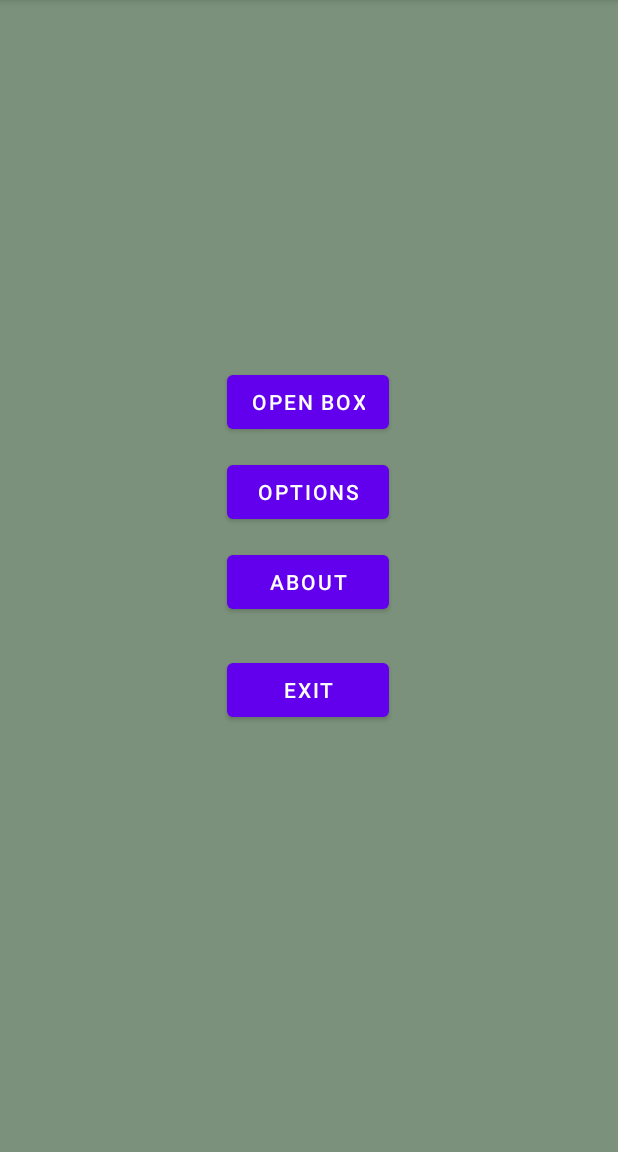
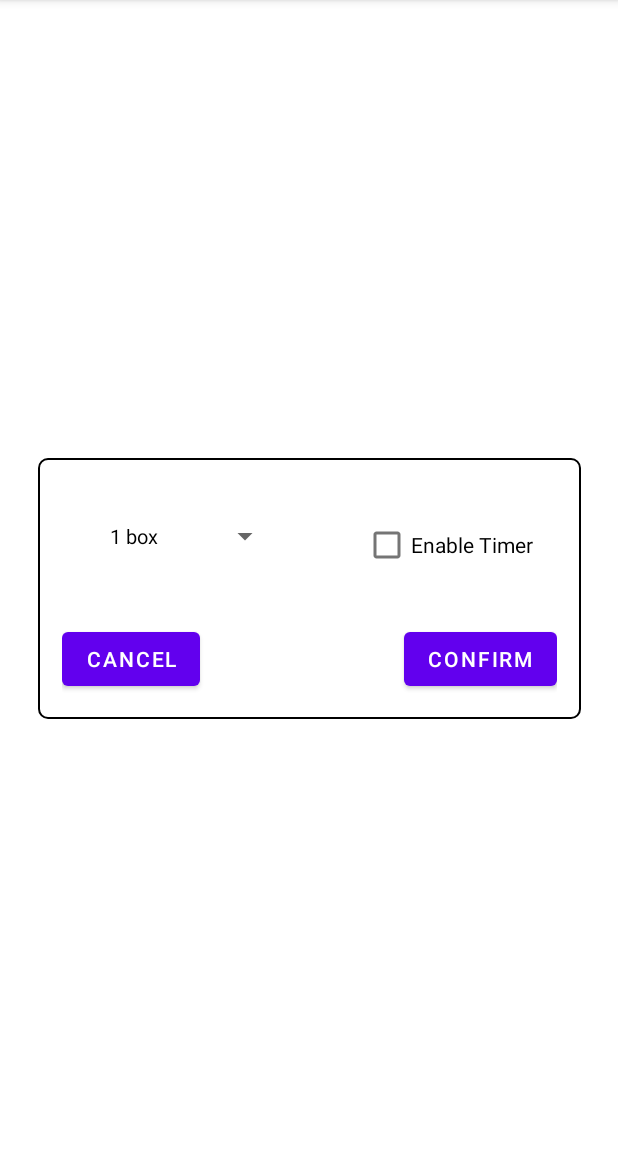
Before and after one commit to JonikBoltaev/AndroidLearn, an Android app: the screen it shows after launch (MainActivity before the commit, OptionsActivity after it), after a tap on "OPTIONS", on a phone screen of 412 x 824 dp, the part 84-1236 px from its top. Run offline under Robolectric (Android 15) with nearby library versions, the phone set to English and light mode, and no system bars.

Commit message:
Навигация на базе Activity. Part 2

```diff
--- a/app/src/main/AndroidManifest.xml
+++ b/app/src/main/AndroidManifest.xml
@@ -9,6 +9,9 @@
         android:roundIcon="@mipmap/ic_launcher_round"
         android:supportsRtl="true"
         android:theme="@style/Theme.AndroidLearn">
+        <activity
+            android:name=".BoxSelectionActivity"
+            android:exported="false" />
         <activity
             android:name=".OptionsActivity"
             android:exported="false" />
--- a/app/src/main/java/ru/jonik/androidlearn/MainActivity.kt
+++ b/app/src/main/java/ru/jonik/androidlearn/MainActivity.kt
@@ -1,11 +1,12 @@
 package ru.jonik.androidlearn
 
+import android.app.Activity
 import android.content.Intent
 import android.os.Bundle
-import android.os.PersistableBundle
 import androidx.appcompat.app.AppCompatActivity
 import ru.jonik.androidlearn.databinding.ActivityMainBinding
 import ru.jonik.androidlearn.model.Options
+import java.lang.IllegalArgumentException
 
 class MainActivity : AppCompatActivity() {
 
@@ -23,20 +24,32 @@ class MainActivity : AppCompatActivity() {
         binding.btnAbout.setOnClickListener { onAboutPressed() }
         binding.btnExit.setOnClickListener { onExitPressed() }
 
-//        options = savedInstanceState?.getParcelable(KEY_OPTIONS) ?: Options.DEFAULT
+        options = savedInstanceState?.getParcelable(KEY_OPTIONS) ?: Options.DEFAULT
     }
 
-//    override fun onSaveInstanceState(outState: Bundle) {
-//        super.onSaveInstanceState(outState)
-//        outState.putParcelable(KEY_OPTIONS, options)
-//    }
+    override fun onSaveInstanceState(outState: Bundle) {
+        super.onSaveInstanceState(outState)
+        outState.putParcelable(KEY_OPTIONS, options)
+    }
+
+    override fun onActivityResult(requestCode: Int, resultCode: Int, data: Intent?) {
+        super.onActivityResult(requestCode, resultCode, data)
+        if (resultCode == OPTIONS_REQUEST_CODE && resultCode == Activity.RESULT_OK) {
+            options = data?.getParcelableExtra(OptionsActivity.EXTRA_OPTIONS)
+                ?: throw IllegalArgumentException("Can't get the updated data from Options")
+        }
+    }
 
     private fun onOpenBoxPressed() {
-        TODO("Not yet implemented")
+        val intent = Intent(this, BoxSelectionActivity::class.java)
+        intent.putExtra(OptionsActivity.EXTRA_OPTIONS, options)
+        startActivity(intent)
     }
 
     private fun onOptionsPressed() {
-        TODO("Not yet implemented")
+        val intent = Intent(this, OptionsActivity::class.java)
+        intent.putExtra(OptionsActivity.EXTRA_OPTIONS, options)
+        startActivityForResult(intent, OPTIONS_REQUEST_CODE)
     }
 
     private fun onAboutPressed() {
@@ -47,4 +60,12 @@ class MainActivity : AppCompatActivity() {
     private fun onExitPressed() {
         finish()
     }
+
+    companion object {
+        @JvmStatic
+        private val KEY_OPTIONS = "OPTIONS"
+
+        @JvmStatic
+        private val OPTIONS_REQUEST_CODE = 1
+    }
 }
--- a/app/src/main/java/ru/jonik/androidlearn/OptionsActivity.kt
+++ b/app/src/main/java/ru/jonik/androidlearn/OptionsActivity.kt
@@ -1,11 +1,100 @@
 package ru.jonik.androidlearn
 
+import android.app.Activity
+import android.content.Intent
 import androidx.appcompat.app.AppCompatActivity
 import android.os.Bundle
+import android.view.View
+import android.widget.AdapterView
+import android.widget.ArrayAdapter
+import ru.jonik.androidlearn.databinding.ActivityOptionsBinding
+import ru.jonik.androidlearn.model.Options
+import java.lang.IllegalArgumentException
 
 class OptionsActivity : AppCompatActivity() {
+
+    private lateinit var binding: ActivityOptionsBinding
+    private lateinit var options: Options
+    private lateinit var boxCountItems: List<BoxCountItem>
+    private lateinit var adapter: ArrayAdapter<BoxCountItem>
+
     override fun onCreate(savedInstanceState: Bundle?) {
         super.onCreate(savedInstanceState)
-        setContentView(R.layout.activity_options)
+        binding = ActivityOptionsBinding.inflate(layoutInflater)
+        setContentView(binding.root)
+
+        options = savedInstanceState?.getParcelable<Options>(KEY_OPTIONS) ?:
+                intent?.getParcelableExtra(EXTRA_OPTIONS) ?:
+                throw IllegalArgumentException("You need to specify EXTRA_OPTIONS to launch this activity")
+
+        setupSpinner()
+        updateUI()
+
+        binding.btnConfirm.setOnClickListener { onConfirmPressed() }
+        binding.btnCancel.setOnClickListener { onCancelPressed() }
     }
+
+    private fun setupSpinner() {
+        boxCountItems =
+            (1..6).map { BoxCountItem(it, resources.getQuantityString(R.plurals.boxes, it, it)) }
+        adapter = ArrayAdapter(
+            this,
+            R.layout.item_spinner,
+            boxCountItems
+        )
+        adapter.setDropDownViewResource(android.R.layout.simple_list_item_1)
+
+        binding.boxCountSpinner.adapter = adapter
+        binding.boxCountSpinner.onItemSelectedListener =
+            object : AdapterView.OnItemSelectedListener {
+                override fun onNothingSelected(parent: AdapterView<*>?) {}
+
+                override fun onItemSelected(
+                    parent: AdapterView<*>?,
+                    view: View?,
+                    position: Int,
+                    id: Long
+                ) {
+                    val count = boxCountItems[position].count
+                    options = options.copy(boxCount = count)
+                }
+            }
+    }
+
+    private fun updateUI() {
+        binding.cbEnableTimer.isChecked = options.isTimerEnabled
+
+        val currentIndex = boxCountItems.indexOfFirst { it.count == options.boxCount }
+        binding.boxCountSpinner.setSelection(currentIndex)
+    }
+
+    private fun onCancelPressed() {
+        finish()
+    }
+
+    private fun onConfirmPressed() {
+        options = options.copy(isTimerEnabled = binding.cbEnableTimer.isChecked)
+        val intent = Intent()
+        intent.putExtra(EXTRA_OPTIONS, options)
+        setResult(Activity.RESULT_OK, intent)
+        finish()
+    }
+
+    companion object {
+        @JvmStatic
+        val EXTRA_OPTIONS = "EXTRA_OPTIONS"
+
+        @JvmStatic
+        private val KEY_OPTIONS = "KEY_OPTIONS"
+    }
+
+    class BoxCountItem(
+        val count: Int,
+        private val optionTitle: String
+    ) {
+        override fun toString(): String {
+            return optionTitle
+        }
+    }
+
 }
--- a/app/src/main/java/ru/jonik/androidlearn/model/Options.kt
+++ b/app/src/main/java/ru/jonik/androidlearn/model/Options.kt
@@ -10,6 +10,6 @@ data class Options(
 ) : Parcelable {
     companion object {
         @JvmStatic
-        val DEFAULT = Options(boxCount = 3, isTimerEnabled = false)
+        val DEFAULT = Options(boxCount = 1, isTimerEnabled = false)
     }
 }
--- a/app/src/main/res/layout/activity_options.xml
+++ b/app/src/main/res/layout/activity_options.xml
@@ -31,15 +31,40 @@
         app:layout_constraintTop_toTopOf="parent">
 
         <CheckBox
-            android:id="@+id/checkBox"
+            android:id="@+id/cb_enableTimer"
             android:layout_width="wrap_content"
             android:layout_height="wrap_content"
-            android:layout_marginEnd="4dp"
-            android:text="Enable Timer"
+            android:layout_marginEnd="16dp"
+            android:text="@string/enable_timer"
             app:layout_constraintBottom_toBottomOf="parent"
             app:layout_constraintEnd_toEndOf="parent"
             app:layout_constraintTop_toTopOf="parent"
-            app:layout_constraintVertical_bias="0.976" />
+            app:layout_constraintVertical_bias="0.253" />
+
+        <Spinner
+            android:id="@+id/boxCountSpinner"
+            android:layout_width="wrap_content"
+            android:layout_height="wrap_content"
+            android:layout_marginStart="32dp"
+            android:layout_marginTop="32dp"
+            app:layout_constraintStart_toStartOf="parent"
+            app:layout_constraintTop_toTopOf="parent" />
+
+        <Button
+            android:id="@+id/btn_cancel"
+            android:layout_width="wrap_content"
+            android:layout_height="wrap_content"
+            android:text="@string/cancel"
+            app:layout_constraintBottom_toBottomOf="parent"
+            app:layout_constraintStart_toStartOf="parent" />
+
+        <Button
+            android:id="@+id/btn_confirm"
+            android:layout_width="wrap_content"
+            android:layout_height="wrap_content"
+            android:text="@string/confirm"
+            app:layout_constraintBottom_toBottomOf="parent"
+            app:layout_constraintEnd_toEndOf="parent" />
 
     </androidx.constraintlayout.widget.ConstraintLayout>
 
--- /dev/null
+++ b/app/src/main/res/layout/item_spinner.xml
@@ -0,0 +1,13 @@
+<?xml version="1.0" encoding="utf-8"?>
+<TextView xmlns:android="http://schemas.android.com/apk/res/android"
+    xmlns:tools="http://schemas.android.com/tools"
+    android:layout_width="match_parent"
+    android:layout_height="wrap_content"
+    android:background="@android:color/transparent"
+    android:ellipsize="end"
+    android:lines="1"
+    android:paddingEnd="20dp"
+    android:textColor="@color/black"
+    android:textSize="13sp"
+    tools:ignore="RtlSymmetry"
+    tools:text="JSON" />
--- a/app/src/main/res/values/strings.xml
+++ b/app/src/main/res/values/strings.xml
@@ -14,4 +14,16 @@
     <string name="back">Back</string>
     <string name="version_name">Version Name:</string>
     <string name="version_code">Version Code:</string>
+    <string name="cancel">Cancel</string>
+    <string name="confirm">Confirm</string>
+    <string name="enable_timer">Enable Timer</string>
+    <string name="select_a_box">select a box</string>
+    <plurals name="boxes">
+        <item quantity="zero">%1$d boxes</item>
+        <item quantity="one">%1$d box</item>
+        <item quantity="two">%1$d boxes</item>
+        <item quantity="few">%1$d boxes</item>
+        <item quantity="many">%1$d boxes</item>
+        <item quantity="other">%1$d boxes</item>
+    </plurals>
 </resources>
```
Also changed, not shown: app/src/main/java/ru/jonik/androidlearn/BoxSelectionActivity.kt (added, +11 -0 lines), app/src/main/res/drawable/spinner_background.xml (added, +48 -0 lines), app/src/main/res/layout/activity_box.xml (added, +59 -0 lines).
